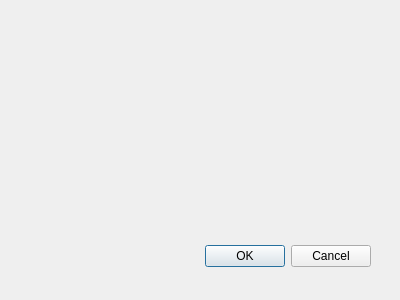
Old version of the form obstacle_from_csv/obstacle_from_csv_dialog_base.ui in the repository strpaw/QGIS3-Plugin-ObstacleFromCSV.
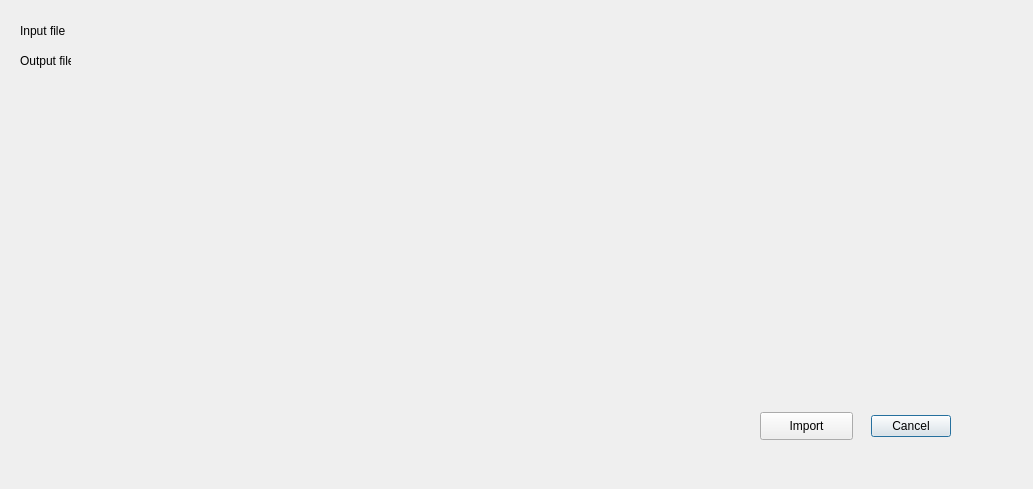
New version of the form. Custom widgets are drawn as their Qt base class.

Commit message: Add import to shp - CSV fields the same as shp fields

```diff
--- a/obstacle_from_csv/obstacle_from_csv_dialog_base.ui
+++ b/obstacle_from_csv/obstacle_from_csv_dialog_base.ui
@@ -1,34 +1,118 @@
 <ui version="4.0" >
  <class>ObstacleFromCSVDialogBase</class>
- <widget class="QDialog" name="ObstacleFromCSVDialogBase" >
-  <property name="geometry" >
+ <widget class="QDialog" name="ObstacleFromCSVDialogBase">
+  <property name="geometry">
    <rect>
     <x>0</x>
     <y>0</y>
-    <width>400</width>
-    <height>300</height>
+    <width>1033</width>
+    <height>489</height>
    </rect>
   </property>
   <property name="windowTitle" >
    <string>ObstacleFromCSV</string>
   </property>
-  <widget class="QDialogButtonBox" name="button_box" >
-   <property name="geometry" >
+  <widget class="QDialogButtonBox" name="button_box">
+   <property name="geometry">
     <rect>
-     <x>30</x>
-     <y>240</y>
-     <width>341</width>
+     <x>860</x>
+     <y>410</y>
+     <width>91</width>
      <height>32</height>
     </rect>
    </property>
    <property name="orientation" >
     <enum>Qt::Horizontal</enum>
    </property>
-   <property name="standardButtons" >
-    <set>QDialogButtonBox::Cancel|QDialogButtonBox::Ok</set>
+   <property name="standardButtons">
+    <set>QDialogButtonBox::Cancel</set>
+   </property>
+  </widget>
+  <widget class="QLabel" name="label">
+   <property name="geometry">
+    <rect>
+     <x>20</x>
+     <y>50</y>
+     <width>51</width>
+     <height>21</height>
+    </rect>
+   </property>
+   <property name="text">
+    <string>Output file</string>
+   </property>
+  </widget>
+  <widget class="QgsFileWidget" name="mQgsFileWidgetOutputFile">
+   <property name="geometry">
+    <rect>
+     <x>80</x>
+     <y>50</y>
+     <width>891</width>
+     <height>27</height>
+    </rect>
+   </property>
+   <property name="fileWidgetButtonVisible">
+    <bool>true</bool>
+   </property>
+   <property name="useLink">
+    <bool>false</bool>
+   </property>
+   <property name="dialogTitle">
+    <string>Output file</string>
+   </property>
+   <property name="storageMode">
+    <enum>QgsFileWidget::SaveFile</enum>
+   </property>
+  </widget>
+  <widget class="QPushButton" name="pushButtonImport">
+   <property name="geometry">
+    <rect>
+     <x>760</x>
+     <y>412</y>
+     <width>93</width>
+     <height>28</height>
+    </rect>
+   </property>
+   <property name="text">
+    <string>Import</string>
+   </property>
+  </widget>
+  <widget class="QgsFileWidget" name="mQgsFileWidgetInputFile">
+   <property name="enabled">
+    <bool>true</bool>
+   </property>
+   <property name="geometry">
+    <rect>
+     <x>80</x>
+     <y>20</y>
+     <width>891</width>
+     <height>27</height>
+    </rect>
+   </property>
+   <property name="dialogTitle">
+    <string>Input CSV data file</string>
+   </property>
+  </widget>
+  <widget class="QLabel" name="label_2">
+   <property name="geometry">
+    <rect>
+     <x>20</x>
+     <y>20</y>
+     <width>51</width>
+     <height>21</height>
+    </rect>
+   </property>
+   <property name="text">
+    <string>Input file</string>
    </property>
   </widget>
  </widget>
+ <customwidgets>
+  <customwidget>
+   <class>QgsFileWidget</class>
+   <extends>QWidget</extends>
+   <header>qgsfilewidget.h</header>
+  </customwidget>
+ </customwidgets>
  <resources/>
  <connections>
   <connection>
```
Left out of the diff: 31 changed lines with no effect on the pictures. The commit also changes 13 other files.
